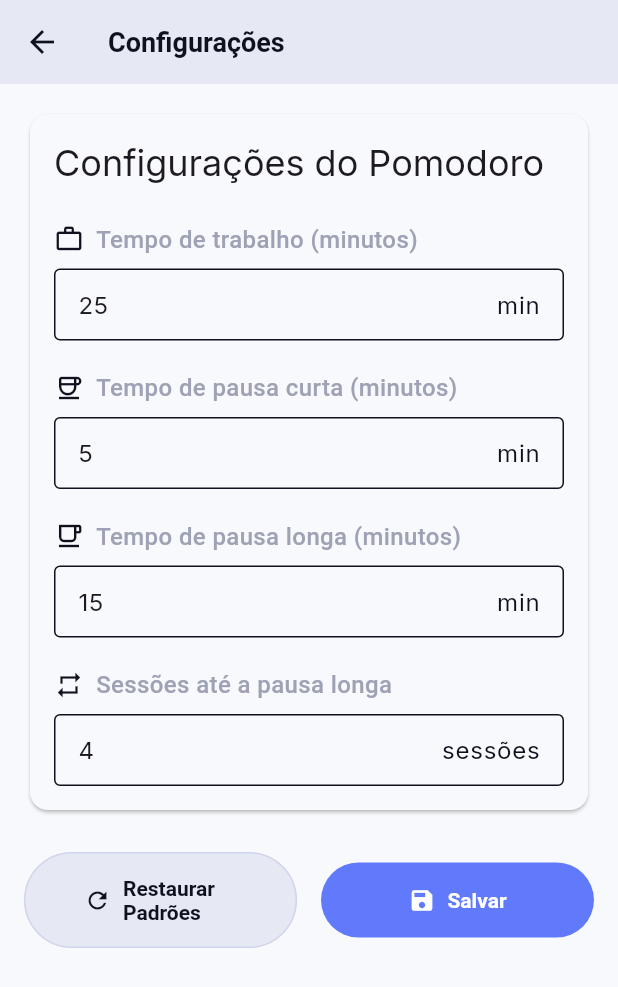
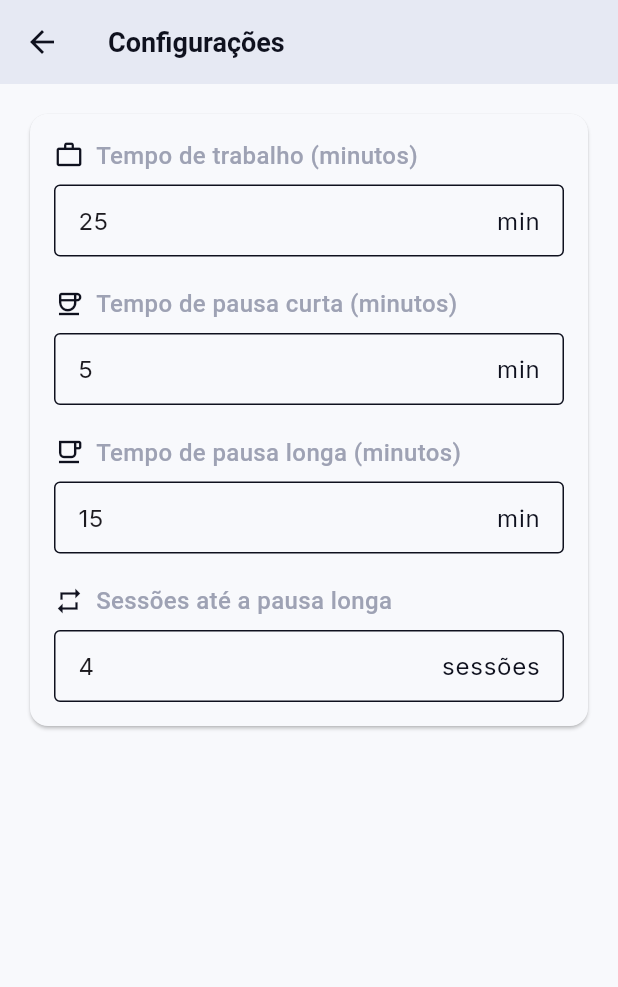
Before and after one commit to rodsilvavieira2/flow_focus, a Flutter app: the SettingsScreen screen opened directly, on a phone screen of 412 x 824 dp. Shown: the top 987 px of the screen. Run offline on Flutter 3.47's test engine with Material 3 defaults, Android fonts, the phone set to English and light mode, and no system bars; our stand-ins replace google_fonts.

Commit message:
Remove Pomodoro settings UI elements and associated functionality from SettingsForm

```diff
--- a/lib/screens/settings.dart
+++ b/lib/screens/settings.dart
@@ -87,12 +87,6 @@ class _SettingsFormState extends State<SettingsForm> {
                 child: Column(
                   crossAxisAlignment: CrossAxisAlignment.start,
                   children: [
-                    Text(
-                      'Configurações do Pomodoro',
-                      style: Theme.of(context).textTheme.headlineSmall,
-                    ),
-                    const SizedBox(height: 24),
-
                     _buildNumberInput(
                       label: "Tempo de trabalho (minutos)",
                       controller: _workTimeController,
@@ -153,28 +147,6 @@ class _SettingsFormState extends State<SettingsForm> {
                   ],
                 ),
               ),
-            ),
-
-            const SizedBox(height: 24),
-
-            Row(
-              children: [
-                Expanded(
-                  child: OutlinedButton.icon(
-                    onPressed: _resetToDefaults,
-                    icon: const Icon(Icons.refresh),
-                    label: const Text('Restaurar Padrões'),
-                  ),
-                ),
-                const SizedBox(width: 16),
-                Expanded(
-                  child: ElevatedButton.icon(
-                    onPressed: _saveSettings,
-                    icon: const Icon(Icons.save),
-                    label: const Text('Salvar'),
-                  ),
-                ),
-              ],
             ),
           ],
         ),
@@ -245,38 +217,4 @@ class _SettingsFormState extends State<SettingsForm> {
       ],
     );
   }
-
-  void _resetToDefaults() {
-    setState(() {
-      _workTime = 25;
-      _shortBreakTime = 5;
-      _longBreakTime = 15;
-      _sessionUntilLongBreak = 4;
-
-      _workTimeController.text = _workTime.toString();
-      _shortBreakTimeController.text = _shortBreakTime.toString();
-      _longBreakTimeController.text = _longBreakTime.toString();
-      _sessionUntilLongBreakController.text = _sessionUntilLongBreak.toString();
-    });
-
-    ScaffoldMessenger.of(context).showSnackBar(
-      const SnackBar(
-        content: Text('Configurações restauradas para os valores padrão'),
-        duration: Duration(seconds: 2),
-      ),
-    );
-  }
-
-  void _saveSettings() {
-    if (_formKey.currentState!.validate()) {
-      // Here you could save to SharedPreferences, database, etc.
-      // For now, we'll just show a confirmation
-      ScaffoldMessenger.of(context).showSnackBar(
-        const SnackBar(
-          content: Text('Configurações salvas com sucesso!'),
-          duration: Duration(seconds: 2),
-        ),
-      );
-    }
-  }
 }
```
